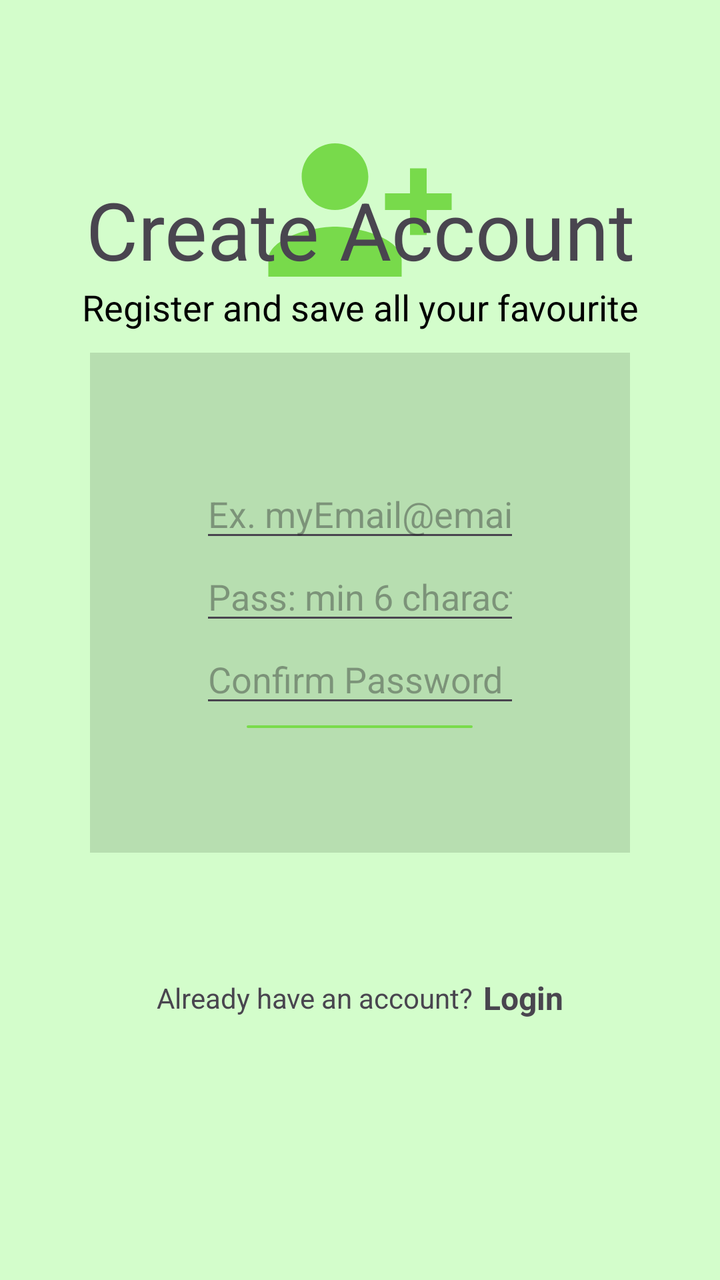
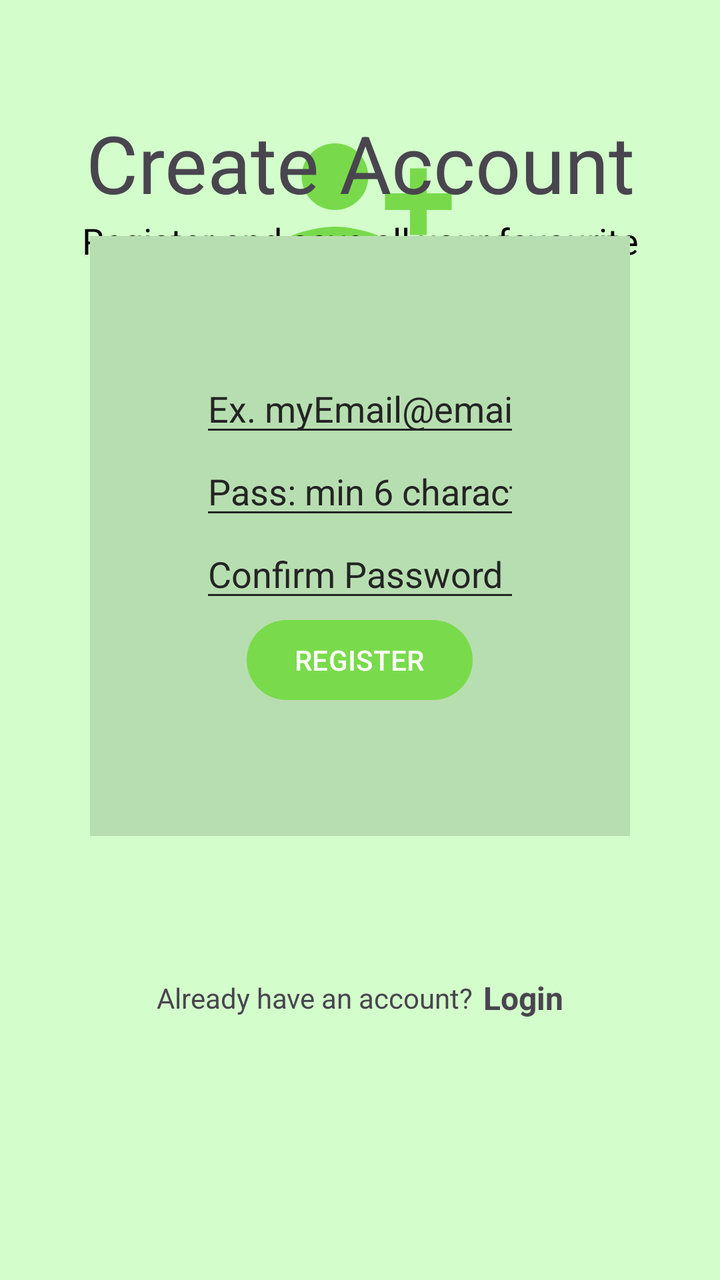

An Android layout rendered at two revisions. The XML below is the earlier revision; the diff shows what the commit changed to produce the second picture.
<!-- AndroidManifest.xml: application theme Theme.WeatherPal -->
<!-- res/layout/activity_register.xml -->
<?xml version="1.0" encoding="utf-8"?>
<androidx.constraintlayout.widget.ConstraintLayout

    xmlns:android="http://schemas.android.com/apk/res/android"
    xmlns:app="http://schemas.android.com/apk/res-auto"
    xmlns:tools="http://schemas.android.com/tools"
    android:id="@+id/main"
    android:layout_width="match_parent"
    android:layout_height="match_parent"
    tools:context=".view.RegisterActivity">

    <ImageView
        android:id="@+id/logo"
        android:layout_width="0dp"
        android:layout_height="100dp"
        android:layout_marginTop="55dp"
        android:layout_marginBottom="413dp"
        android:src="@drawable/register_icon"
        android:contentDescription="@string/activityRegisterTitle"
        app:layout_constraintEnd_toEndOf="parent"
        app:layout_constraintStart_toStartOf="parent"
        app:layout_constraintTop_toTopOf="parent" />

    <TextView
        android:id="@+id/appName"
        android:layout_width="0dp"
        android:layout_height="wrap_content"
        android:gravity="center"
        android:text="@string/activityRegisterTitle"
        android:textSize="40sp"
        app:layout_constraintEnd_toEndOf="parent"
        app:layout_constraintStart_toStartOf="parent"
        app:layout_constraintTop_toBottomOf="@id/logo"
        app:layout_constraintBottom_toTopOf="@id/signInMessage"/>

    <TextView
        android:id="@+id/signInMessage"
        android:layout_width="match_parent"
        android:layout_height="wrap_content"
        android:padding="0dp"
        android:text="@string/activityRegisterCreateMessage"
        android:gravity="center"
        android:textAppearance="@style/Text.Headline"
        app:layout_constraintEnd_toEndOf="parent"
        app:layout_constraintStart_toStartOf="parent"
        tools:layout_editor_absoluteY="208dp"
        app:layout_constraintTop_toBottomOf="@id/appName"
        app:layout_constraintBottom_toTopOf="@id/loginLayout"/>


    <LinearLayout
        android:id="@+id/loginLayout"
        android:layout_width="wrap_content"
        android:layout_height="1000px"
        android:layout_marginBottom="172dp"
        android:background="@drawable/authentification_background"
        android:gravity="center"
        android:orientation="vertical"
        android:padding="100dp"
        app:layout_constraintBottom_toBottomOf="parent"
        app:layout_constraintEnd_toEndOf="parent"
        app:layout_constraintHorizontal_bias="0.493"
        app:layout_constraintStart_toStartOf="parent">

        <EditText
            android:id="@+id/regEmail"
            android:layout_width="wrap_content"
            android:layout_height="wrap_content"
            android:ems="10"
            android:hint="@string/activityRegisterEmail"
            android:inputType="text"
            app:layout_constraintBottom_toBottomOf="parent"
            app:layout_constraintEnd_toEndOf="parent"
            app:layout_constraintHorizontal_bias="0.547"
            app:layout_constraintStart_toStartOf="parent"
            app:layout_constraintTop_toTopOf="parent"
            app:layout_constraintVertical_bias="0.278" />

        <EditText
            android:id="@+id/regPassword"
            android:layout_width="wrap_content"
            android:layout_height="wrap_content"
            android:ems="10"
            android:hint="@string/activityRegisterPass"
            android:inputType="text"
            app:layout_constraintBottom_toBottomOf="parent"
            app:layout_constraintEnd_toEndOf="parent"
            app:layout_constraintHorizontal_bias="0.547"
            app:layout_constraintStart_toStartOf="parent"
            app:layout_constraintTop_toTopOf="parent"
            app:layout_constraintVertical_bias="0.344" />

        <EditText
            android:id="@+id/confirmPassword"
            android:layout_width="wrap_content"
            android:layout_height="wrap_content"
            android:ems="10"
            android:hint="@string/activityRegisterConfirmPass"
            android:inputType="text"
            app:layout_constraintBottom_toBottomOf="parent"
            app:layout_constraintEnd_toEndOf="parent"
            app:layout_constraintHorizontal_bias="0.547"
            app:layout_constraintStart_toStartOf="parent"
            app:layout_constraintTop_toTopOf="parent"
            app:layout_constraintVertical_bias="0.409" />

        <Button
            android:id="@+id/regBtn"
            android:layout_width="wrap_content"
            android:layout_height="wrap_content"
            android:text="@string/activityRegisterBtn"
            app:layout_constraintBottom_toBottomOf="parent"
            app:layout_constraintEnd_toEndOf="parent"
            app:layout_constraintStart_toStartOf="parent"
            app:layout_constraintTop_toTopOf="parent"
            app:layout_constraintVertical_bias="0.541" />
    </LinearLayout>

    <LinearLayout
        android:layout_width="wrap_content"
        android:layout_height="wrap_content"
        android:gravity="center"
        android:padding="20dp"
        app:layout_constraintTop_toBottomOf="@id/loginLayout"
        app:layout_constraintEnd_toEndOf="parent"
        app:layout_constraintStart_toStartOf="parent"
        tools:layout_editor_absoluteY="559dp">

        <TextView
            android:layout_width="wrap_content"
            android:layout_height="wrap_content"
            android:paddingEnd="5dp"
            android:text="@string/activityLoginMessage" />

        <TextView
            android:id="@+id/LoginNav"
            android:layout_width="wrap_content"
            android:layout_height="wrap_content"
            android:text="@string/activityLoginNav"
            android:textSize="16sp"
            android:textStyle="bold"
            app:layout_constraintBottom_toBottomOf="parent"
            app:layout_constraintEnd_toEndOf="parent"
            app:layout_constraintHorizontal_bias="0.498"
            app:layout_constraintStart_toStartOf="parent"
            app:layout_constraintTop_toTopOf="parent"
            app:layout_constraintVertical_bias="0.636" />
    </LinearLayout>


</androidx.constraintlayout.widget.ConstraintLayout>
<!-- resources referenced by this layout -->
<resources>
  <!-- drawable authentification_background (drawable) -->
  <vector xmlns:android="http://schemas.android.com/apk/res/android" android:height="24dp" android:tint="#B7DEB0" android:viewportHeight="24" android:viewportWidth="24" android:width="24dp">
        
      <path android:fillColor="@android:color/white" android:pathData="M3,3h18v18h-18z"/>
      
  </vector>
  <!-- drawable register_icon (drawable) -->
  <vector xmlns:android="http://schemas.android.com/apk/res/android" android:height="24dp" android:tint="#78DA4B" android:viewportHeight="24" android:viewportWidth="24" android:width="24dp">
        
      <path android:fillColor="@android:color/white" android:pathData="M13,8c0,-2.21 -1.79,-4 -4,-4S5,5.79 5,8s1.79,4 4,4S13,10.21 13,8zM15,10v2h3v3h2v-3h3v-2h-3V7h-2v3H15zM1,18v2h16v-2c0,-2.66 -5.33,-4 -8,-4S1,15.34 1,18z"/>
      
  </vector>
  <string name="activityLoginMessage">Already have an account?</string>
  <string name="activityLoginNav">Login</string>
  <string name="activityRegisterBtn">REGISTER</string>
  <string name="activityRegisterConfirmPass">Confirm Password</string>
  <string name="activityRegisterCreateMessage">Register and save all your favourite
          locations!</string>
  <string name="activityRegisterEmail">Ex. myEmail@email.com</string>
  <string name="activityRegisterPass">Pass: min 6 characters</string>
  <string name="activityRegisterTitle">Create Account</string>
  <style name="Text.Headline" parent="TextAppearance.Material3.HeadlineMedium">
          <item name="android:textSize">18sp</item>
          <item name="android:textColor">@color/textColour1</item>
      </style>
  <style name="Theme.WeatherPal" parent="Base.Theme.WeatherPal" />
  <color name="textColour1">#FF000000</color>
  <style name="Base.Theme.WeatherPal" parent="Theme.Material3.DayNight.NoActionBar">
          
          
          <item name="colorPrimary">@color/primary</item>
          <item name="colorSecondary">@color/secondary</item>
          <item name="android:colorBackground">@color/background1</item>
          
          <item name="textAppearanceHeadlineMedium">
              @style/TextAppearance.Material3.HeadlineMedium
          </item>
          
          <item name="textAppearanceBodyMedium">
              @style/TextAppearance.Material3.BodyMedium
          </item>
  
      </style>
  <color name="primary">#79db4b</color>
  <color name="secondary">#9CB7F4</color>
  <color name="background1">#D3FDCB</color>
</resources>

<!-- the commit's change to res/layout/activity_register.xml (unified diff, before → after) -->
@@ -51,7 +51,7 @@
     <LinearLayout
         android:id="@+id/loginLayout"
         android:layout_width="wrap_content"
-        android:layout_height="1000px"
+        android:layout_height="400dp"
         android:layout_marginBottom="172dp"
         android:background="@drawable/authentification_background"
         android:gravity="center"
@@ -68,7 +68,10 @@
             android:layout_height="wrap_content"
             android:ems="10"
             android:hint="@string/activityRegisterEmail"
-            android:inputType="text"
+            android:inputType="textEmailAddress"
+            android:backgroundTint="@color/authTextHint"
+            android:textColor="@color/authText"
+            android:textColorHint="@color/authTextHint"
             app:layout_constraintBottom_toBottomOf="parent"
             app:layout_constraintEnd_toEndOf="parent"
             app:layout_constraintHorizontal_bias="0.547"
@@ -82,7 +85,10 @@
             android:layout_height="wrap_content"
             android:ems="10"
             android:hint="@string/activityRegisterPass"
-            android:inputType="text"
+            android:inputType="textPassword"
+            android:backgroundTint="@color/authTextHint"
+            android:textColor="@color/authText"
+            android:textColorHint="@color/authTextHint"
             app:layout_constraintBottom_toBottomOf="parent"
             app:layout_constraintEnd_toEndOf="parent"
             app:layout_constraintHorizontal_bias="0.547"
@@ -96,7 +102,10 @@
             android:layout_height="wrap_content"
             android:ems="10"
             android:hint="@string/activityRegisterConfirmPass"
-            android:inputType="text"
+            android:inputType="textPassword"
+            android:backgroundTint="@color/authTextHint"
+            android:textColor="@color/authText"
+            android:textColorHint="@color/authTextHint"
             app:layout_constraintBottom_toBottomOf="parent"
             app:layout_constraintEnd_toEndOf="parent"
             app:layout_constraintHorizontal_bias="0.547"
<!-- resource entries referenced after the edit -->
@@ -1,5 +1,7 @@
 <!-- resources referenced by this layout -->
 <resources>
+  <color name="authText">#1B1B1B</color>
+  <color name="authTextHint">#242424</color>
   <!-- drawable authentification_background (drawable) -->
   <vector xmlns:android="http://schemas.android.com/apk/res/android" android:height="24dp" android:tint="#B7DEB0" android:viewportHeight="24" android:viewportWidth="24" android:width="24dp">
         
